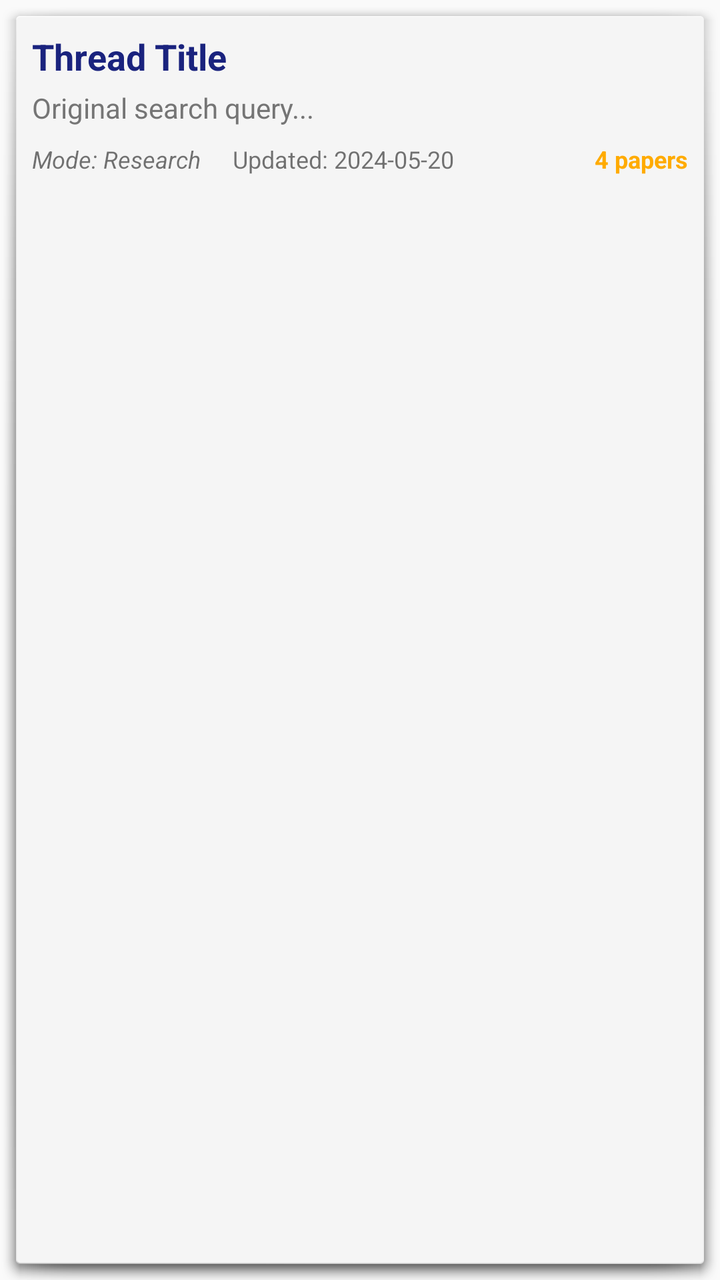
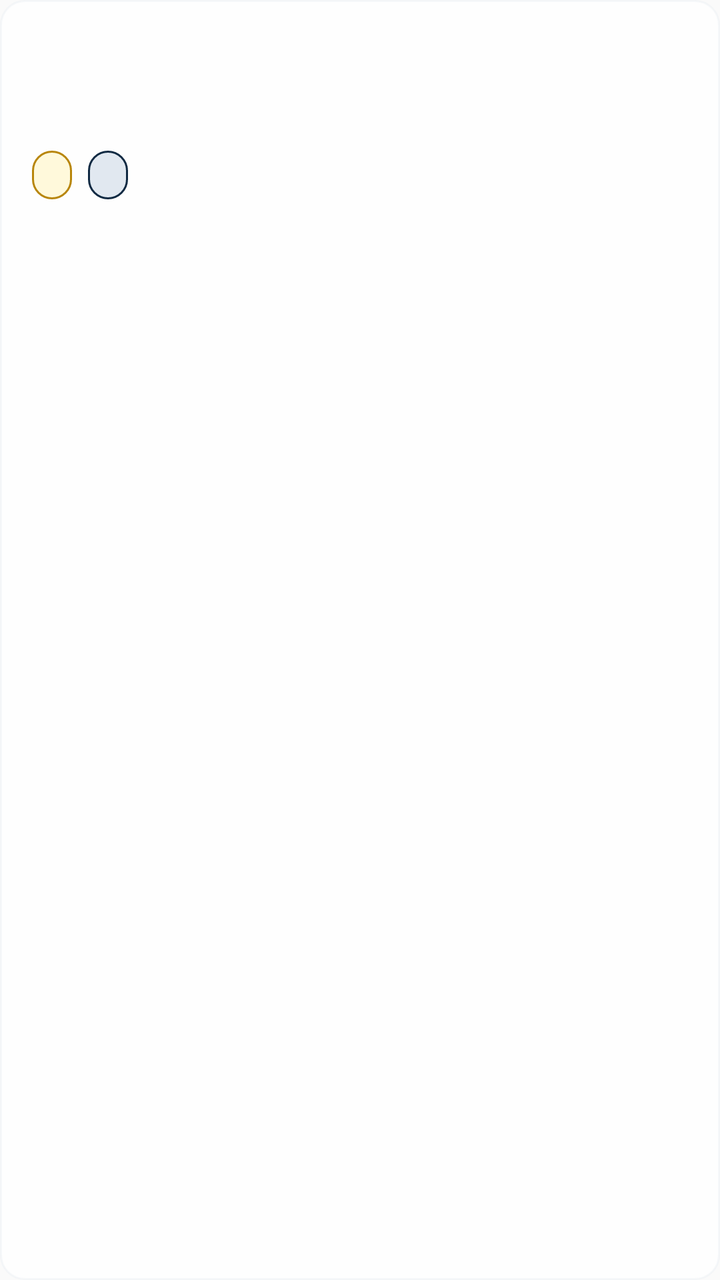

Before-and-after screenshots of an Android layout around one commit, followed by the original layout XML and the change that was made.
<!-- AndroidManifest.xml: application theme Theme.AppCompat.Light.DarkActionBar -->
<!-- res/layout/item_thread.xml -->
<?xml version="1.0" encoding="utf-8"?>
<LinearLayout xmlns:android="http://schemas.android.com/apk/res/android"
    android:layout_width="match_parent"
    android:layout_height="wrap_content"
    android:orientation="vertical"
    android:padding="16dp"
    android:background="@android:drawable/dialog_holo_light_frame"
    android:layout_marginBottom="8dp">

    <TextView
        android:id="@+id/tvThreadTitle"
        android:layout_width="match_parent"
        android:layout_height="wrap_content"
        android:text="Thread Title"
        android:textSize="18sp"
        android:textStyle="bold"
        android:textColor="@color/colorPrimary"/>

    <TextView
        android:id="@+id/tvThreadQuery"
        android:layout_width="match_parent"
        android:layout_height="wrap_content"
        android:text="Original search query..."
        android:textSize="14sp"
        android:textColor="@color/textColorSecondary"
        android:layout_marginTop="4dp"/>

    <LinearLayout
        android:layout_width="match_parent"
        android:layout_height="wrap_content"
        android:orientation="horizontal"
        android:layout_marginTop="8dp">

        <TextView
            android:id="@+id/tvThreadMode"
            android:layout_width="wrap_content"
            android:layout_height="wrap_content"
            android:text="Mode: Research"
            android:textSize="12sp"
            android:textStyle="italic"/>

        <TextView
            android:id="@+id/tvThreadDate"
            android:layout_width="wrap_content"
            android:layout_height="wrap_content"
            android:text="Updated: 2024-05-20"
            android:textSize="12sp"
            android:layout_marginStart="16dp"/>

        <TextView
            android:id="@+id/tvThreadCount"
            android:layout_width="0dp"
            android:layout_height="wrap_content"
            android:layout_weight="1"
            android:text="4 papers"
            android:textSize="12sp"
            android:gravity="end"
            android:textStyle="bold"
            android:textColor="@color/colorAccent"/>
    </LinearLayout>

</LinearLayout>
<!-- resources referenced by this layout -->
<resources>
  <color name="colorAccent">#FFAB00</color>
  <color name="colorPrimary">#1A237E</color>
  <color name="textColorSecondary">#757575</color>
</resources>

<!-- the commit's change to res/layout/item_thread.xml (unified diff, before → after) -->
@@ -4,59 +4,67 @@
     android:layout_height="wrap_content"
     android:orientation="vertical"
     android:padding="16dp"
-    android:background="@android:drawable/dialog_holo_light_frame"
-    android:layout_marginBottom="8dp">
+    android:background="@drawable/bg_card_academic"
+    android:layout_marginBottom="12dp"
+    android:elevation="1dp">
 
     <TextView
         android:id="@+id/tvThreadTitle"
         android:layout_width="match_parent"
         android:layout_height="wrap_content"
-        android:text="Thread Title"
         android:textSize="18sp"
         android:textStyle="bold"
-        android:textColor="@color/colorPrimary"/>
+        android:textColor="@color/text_title"
+        android:layout_marginBottom="4dp" />
 
     <TextView
         android:id="@+id/tvThreadQuery"
         android:layout_width="match_parent"
         android:layout_height="wrap_content"
-        android:text="Original search query..."
         android:textSize="14sp"
-        android:textColor="@color/textColorSecondary"
-        android:layout_marginTop="4dp"/>
+        android:textColor="@color/text_body"
+        android:layout_marginBottom="12dp" />
 
     <LinearLayout
         android:layout_width="match_parent"
         android:layout_height="wrap_content"
         android:orientation="horizontal"
-        android:layout_marginTop="8dp">
+        android:gravity="center_vertical">
 
         <TextView
             android:id="@+id/tvThreadMode"
             android:layout_width="wrap_content"
             android:layout_height="wrap_content"
-            android:text="Mode: Research"
+            android:paddingHorizontal="10dp"
+            android:paddingVertical="4dp"
+            android:background="@drawable/bg_badge_gold"
             android:textSize="12sp"
-            android:textStyle="italic"/>
+            android:textColor="@color/gold_accent"
+            android:textStyle="bold" />
+
+        <TextView
+            android:id="@+id/tvThreadCount"
+            android:layout_width="wrap_content"
+            android:layout_height="wrap_content"
+            android:layout_marginStart="8dp"
+            android:paddingHorizontal="10dp"
+            android:paddingVertical="4dp"
+            android:background="@drawable/bg_badge_navy"
+            android:textSize="12sp"
+            android:textColor="@color/navy_primary"
+            android:textStyle="bold" />
+
+        <View
+            android:layout_width="0dp"
+            android:layout_height="0dp"
+            android:layout_weight="1" />
 
         <TextView
             android:id="@+id/tvThreadDate"
             android:layout_width="wrap_content"
             android:layout_height="wrap_content"
-            android:text="Updated: 2024-05-20"
             android:textSize="12sp"
-            android:layout_marginStart="16dp"/>
+            android:textColor="@color/text_muted" />
 
-        <TextView
-            android:id="@+id/tvThreadCount"
-            android:layout_width="0dp"
-            android:layout_height="wrap_content"
-            android:layout_weight="1"
-            android:text="4 papers"
-            android:textSize="12sp"
-            android:gravity="end"
-            android:textStyle="bold"
-            android:textColor="@color/colorAccent"/>
     </LinearLayout>
-
 </LinearLayout>
<!-- resource entries referenced after the edit -->
@@ -1,7 +1,30 @@
 <!-- resources referenced by this layout -->
 <resources>
-  <color name="colorAccent">#FFAB00</color>
-  <color name="colorPrimary">#1A237E</color>
-  <color name="textColorSecondary">#757575</color>
+  <color name="gold_accent">#B8860B</color>
+  <color name="navy_primary">#102A43</color>
+  <color name="text_body">#334E68</color>
+  <color name="text_muted">#627D98</color>
+  <color name="text_title">#102A43</color>
+  <!-- drawable bg_badge_gold (drawable) -->
+  <?xml version="1.0" encoding="utf-8"?>
+  <shape xmlns:android="http://schemas.android.com/apk/res/android">
+      <solid android:color="#FFF9DB" />
+      <corners android:radius="16dp" />
+      <stroke android:width="1dp" android:color="@color/gold_accent" />
+  </shape>
+  <!-- drawable bg_badge_navy (drawable) -->
+  <?xml version="1.0" encoding="utf-8"?>
+  <shape xmlns:android="http://schemas.android.com/apk/res/android">
+      <solid android:color="#E1E8F0" />
+      <corners android:radius="16dp" />
+      <stroke android:width="1dp" android:color="@color/navy_primary" />
+  </shape>
+  <!-- drawable bg_card_academic (drawable) -->
+  <?xml version="1.0" encoding="utf-8"?>
+  <shape xmlns:android="http://schemas.android.com/apk/res/android">
+      <solid android:color="#CCFFFFFF" />
+      <corners android:radius="12dp" />
+      <stroke android:width="1dp" android:color="#40D9E2EC" />
+  </shape>
 </resources>
 
